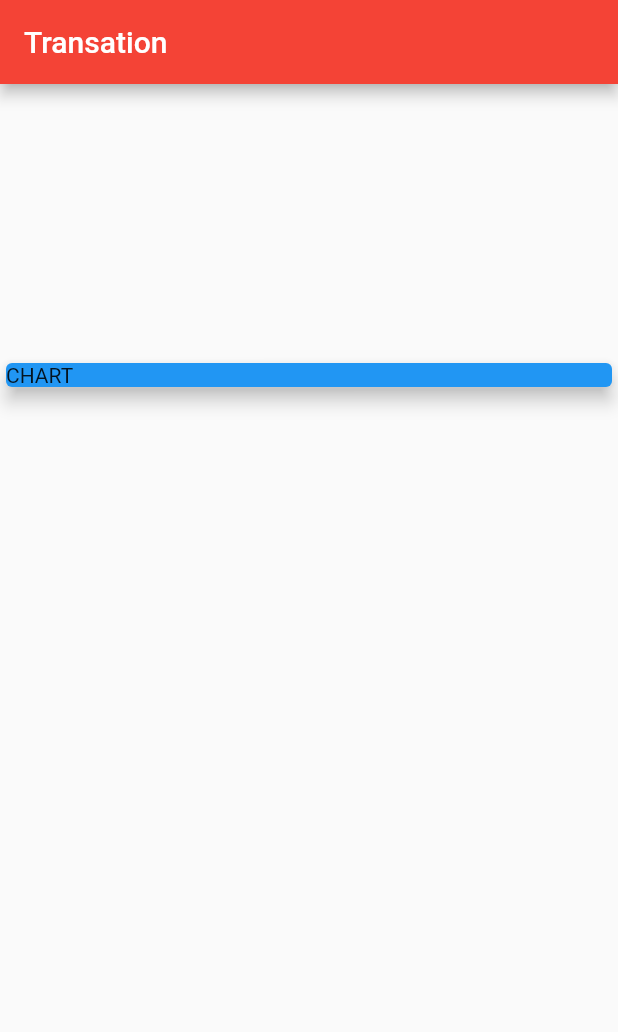
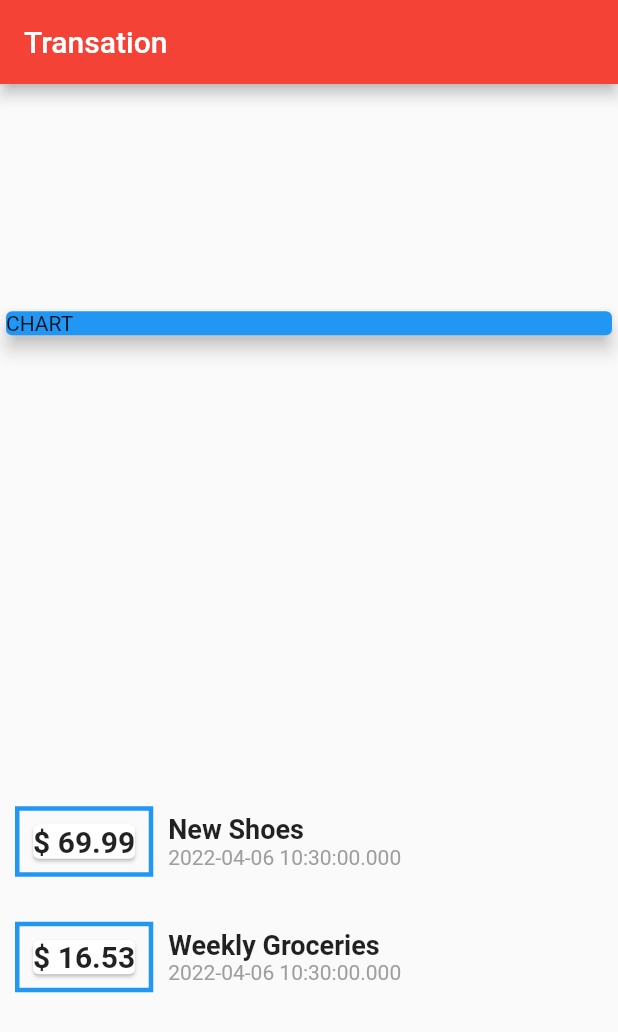
Before and after one commit to RaajShah/acadmind, a Flutter app: the screen it shows after launch, on a phone screen of 412 x 824 dp. Shown: the top 1032 px of the screen. Run offline on Flutter 3.47's test engine with Material 2 defaults, Android fonts, the light colour scheme and no system bars.

Commit message:
first commit

```diff
--- a/lib/Pages/homepage.dart
+++ b/lib/Pages/homepage.dart
@@ -1,3 +1,5 @@
+import 'dart:ui';
+
 import 'package:flutter/material.dart';
 import './transaction.dart';
 
@@ -40,10 +42,41 @@ class HomePage extends StatelessWidget {
             ),
           ),
           Column(
-            children: const [
-              Card(),
-              Card(),
-            ],
+            children: transaction.map((tx) {
+              return Row(
+                children: [
+                  Container(
+                    margin: const EdgeInsets.symmetric(
+                        vertical: 15, horizontal: 10),
+                    decoration: BoxDecoration(
+                      border: Border.all(color: Colors.blue, width: 3),
+                    ),
+                    padding: const EdgeInsets.all(5),
+                    child: Card(
+                      child: Text(
+                        "\$ ${tx.amount}",
+                        style: const TextStyle(
+                            fontWeight: FontWeight.bold, fontSize: 20),
+                      ),
+                    ),
+                  ),
+                  Column(
+                    crossAxisAlignment: CrossAxisAlignment.start,
+                    children: [
+                      Text(
+                        tx.title.toString(),
+                        style: const TextStyle(
+                            fontSize: 18, fontWeight: FontWeight.bold),
+                      ),
+                      Text(
+                        tx.date.toString(),
+                        style: const TextStyle(color: Colors.grey),
+                      ),
+                    ],
+                  ),
+                ],
+              );
+            }).toList(),
           ),
         ],
       ),
```
